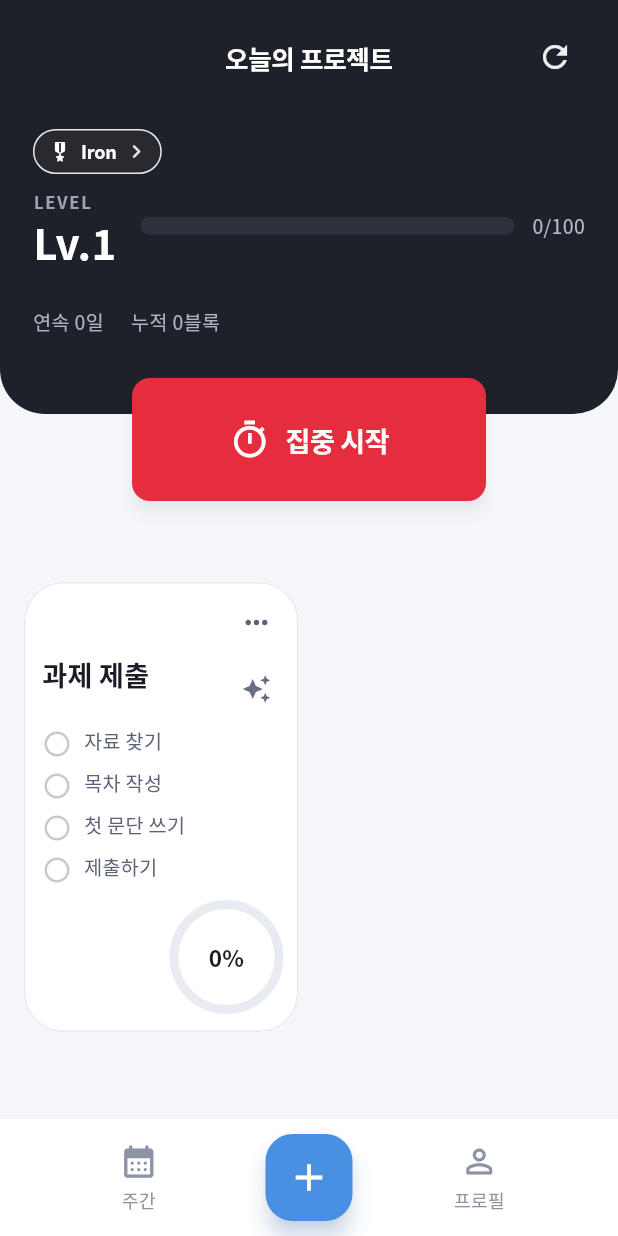
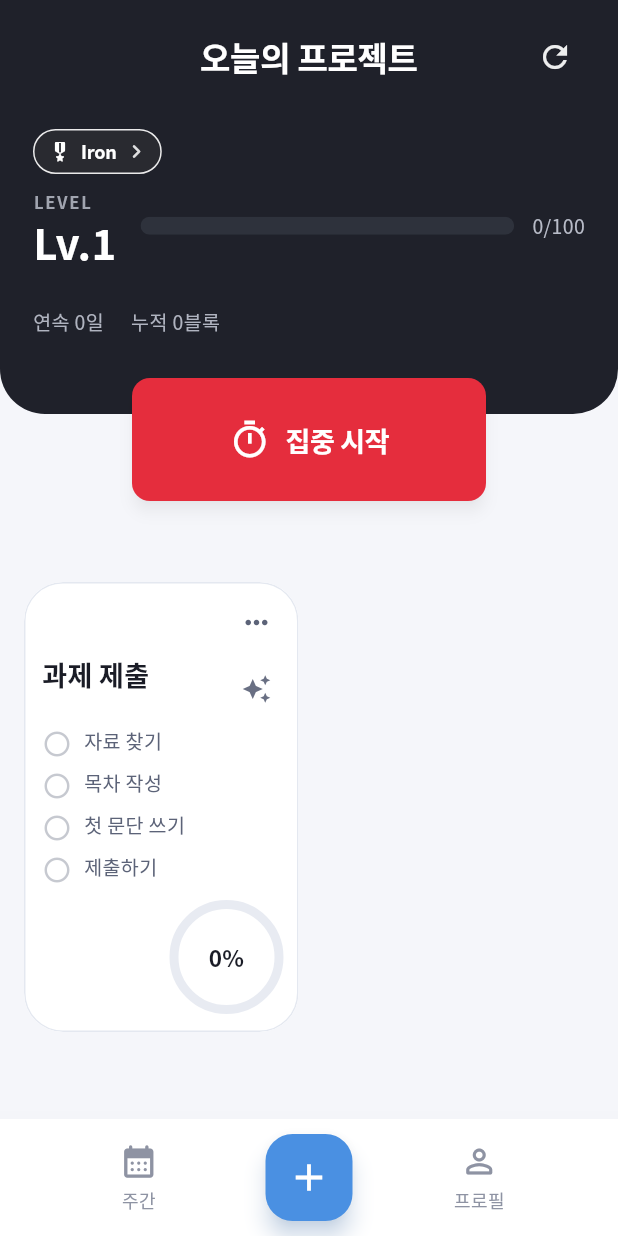
Before and after one commit to Shinmilli/FocusFlow, a Flutter app: the screen it shows after launch, on a phone screen of 412 x 824 dp. Run offline on Flutter 3.47's test engine with Material 3 defaults, Android fonts, the phone set to English and light mode, and no system bars; our stand-ins replace flutter_local_notifications, flutter_riverpod, flutter_secure_storage, go_router, shared_preferences, timezone; Roboto replaces fonts that are missing (GmarketSans); statements that could not run were skipped.

Commit message:
fix: 타이틀 글꼴 수정

```diff
--- a/lib/features/home/presentation/home_screen.dart
+++ b/lib/features/home/presentation/home_screen.dart
@@ -67,15 +67,6 @@ class _HomeScreenState extends ConsumerState<HomeScreen> {
         icon: Icon(Icons.refresh, color: Colors.white.withOpacity(0.92)),
         visualDensity: VisualDensity.compact,
       ),
-      if (kApiBaseUrlConfigured)
-        IconButton(
-          tooltip: '로그아웃',
-          onPressed: () async {
-            await ref.read(authControllerProvider.notifier).logout();
-          },
-          icon: Icon(Icons.logout, color: Colors.white.withOpacity(0.92)),
-          visualDensity: VisualDensity.compact,
-        ),
     ];
 
     final pinnedTitle = TodayProjectHeroPinnedTitleBar(
--- a/lib/features/home/presentation/widgets/today_project_hero.dart
+++ b/lib/features/home/presentation/widgets/today_project_hero.dart
@@ -293,6 +293,16 @@ class _TodayProjectHeroTitleRow extends StatelessWidget {
 
   @override
   Widget build(BuildContext context) {
+    final base = Theme.of(context).appBarTheme.titleTextStyle ??
+        Theme.of(context).textTheme.titleLarge ??
+        const TextStyle(fontSize: 17, fontWeight: FontWeight.w600);
+    final titleStyle = base.copyWith(
+      color: Colors.white,
+      fontWeight: FontWeight.w700,
+      letterSpacing: -0.2,
+      height: 1.15,
+    );
+
     return SizedBox(
       height: 52,
       child: Stack(
@@ -300,12 +310,7 @@ class _TodayProjectHeroTitleRow extends StatelessWidget {
         children: [
           Text(
             heroTitle,
-            style: const TextStyle(
-              color: Colors.white,
-              fontSize: 17,
-              fontWeight: FontWeight.w600,
-              letterSpacing: -0.2,
-            ),
+            style: titleStyle,
           ),
           if (leadingActions.isNotEmpty)
             Align(
```
